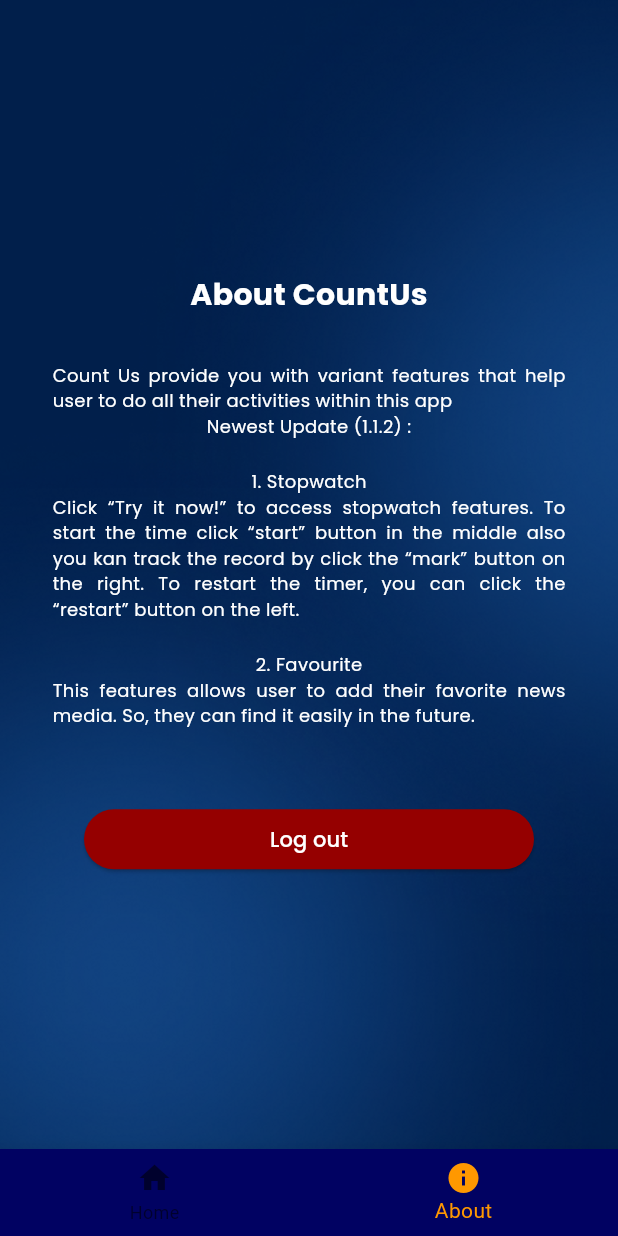
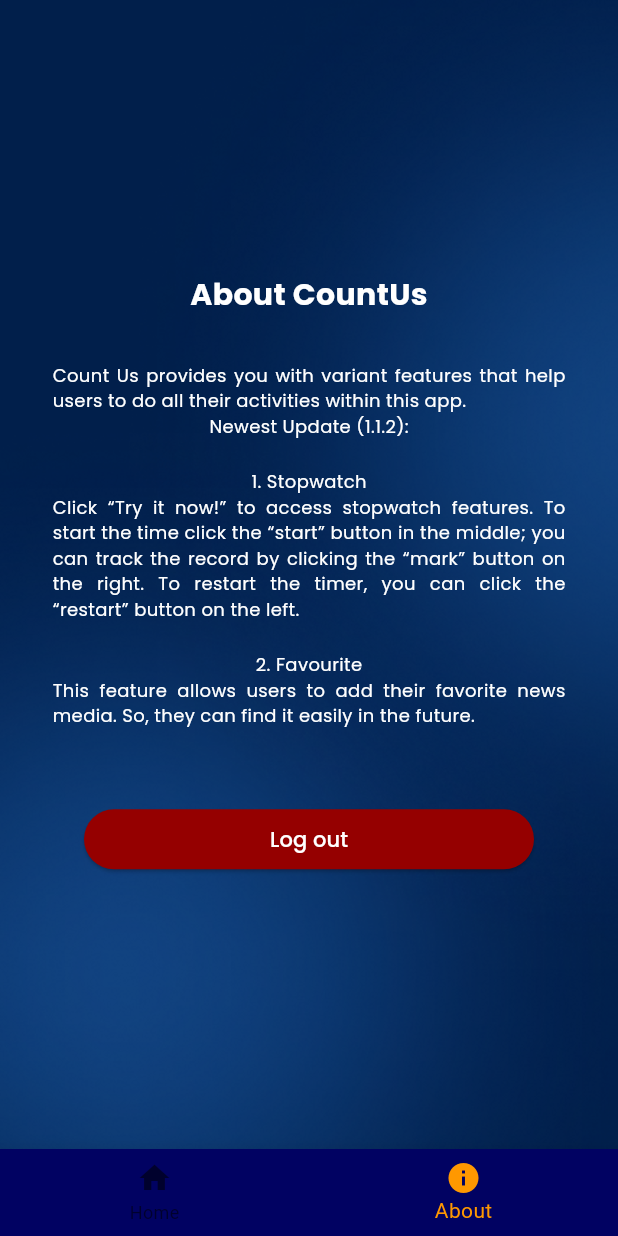
Before and after one commit to stvenlionel567/CountUs, a Flutter app: the HomePage screen opened directly, item 2 of the bottom bar chosen, on a phone screen of 412 x 824 dp. Run offline on Flutter 3.47's test engine with Material 3 defaults, Android fonts, the phone set to English and light mode, and no system bars; our stand-ins replace carousel_slider, firebase_auth, firebase_core, get, google_fonts; accounts and stored records are empty.

```diff
--- a/lib/screens/about.dart
+++ b/lib/screens/about.dart
@@ -1,8 +1,6 @@
-// ignore_for_file: prefer_const_constructors
-
 import 'package:flutter/material.dart';
 import 'package:google_fonts/google_fonts.dart';
-
+import 'package:satu/features/authentication/login/screens/login_screen.dart';
 class AboutPage extends StatelessWidget {
   const AboutPage({super.key});
 
@@ -10,7 +8,7 @@ class AboutPage extends StatelessWidget {
   Widget build(BuildContext context) {
     return Container(
       width: double.infinity,
-      decoration: BoxDecoration(
+      decoration: const BoxDecoration(
         image: DecorationImage(
           image: AssetImage('assets/images/homepage.png'),
           fit: BoxFit.cover,
@@ -29,13 +27,11 @@ class AboutPage extends StatelessWidget {
                   color: Colors.white),
               textAlign: TextAlign.center,
             ),
-            SizedBox(
-              height: 30,
-            ),
+            const SizedBox(height: 30),
             Padding(
               padding: const EdgeInsets.symmetric(horizontal: 15.0),
               child: Text(
-                "Count Us provide you with variant features that help user to do all their activities within this app",
+                "Count Us provides you with variant features that help users to do all their activities within this app.",
                 style: GoogleFonts.poppins(
                   fontSize: 12,
                   color: Colors.white,
@@ -46,7 +42,7 @@ class AboutPage extends StatelessWidget {
             Padding(
               padding: const EdgeInsets.symmetric(horizontal: 15.0),
               child: Text(
-                "Newest Update (1.1.2) :",
+                "Newest Update (1.1.2):",
                 style: GoogleFonts.poppins(
                   fontSize: 12,
                   color: Colors.white,
@@ -54,7 +50,7 @@ class AboutPage extends StatelessWidget {
                 textAlign: TextAlign.justify,
               ),
             ),
-            SizedBox(height: 20),
+            const SizedBox(height: 20),
             Padding(
               padding: const EdgeInsets.symmetric(horizontal: 15.0),
               child: Column(
@@ -68,7 +64,7 @@ class AboutPage extends StatelessWidget {
                     ),
                   ),
                   Text(
-                    "Click “Try it now!” to access stopwatch features. To start the time click “start” button in the middle also you kan track the record by click the “mark” button on the right. To restart the timer, you can click the “restart” button on the left.",
+                    "Click “Try it now!” to access stopwatch features. To start the time click the “start” button in the middle; you can track the record by clicking the “mark” button on the right. To restart the timer, you can click the “restart” button on the left.",
                     style: GoogleFonts.poppins(
                       fontSize: 12,
                       color: Colors.white,
@@ -78,7 +74,7 @@ class AboutPage extends StatelessWidget {
                 ],
               ),
             ),
-            SizedBox(height: 20),
+            const SizedBox(height: 20),
             Padding(
               padding: const EdgeInsets.symmetric(horizontal: 15.0),
               child: Column(
@@ -92,7 +88,7 @@ class AboutPage extends StatelessWidget {
                     ),
                   ),
                   Text(
-                    "This features allows user to add their favorite news media. So, they can find it easily in the future.",
+                    "This feature allows users to add their favorite news media. So, they can find it easily in the future.",
                     style: GoogleFonts.poppins(
                       fontSize: 12,
                       color: Colors.white,
@@ -102,20 +98,25 @@ class AboutPage extends StatelessWidget {
                 ],
               ),
             ),
-            SizedBox(
-              height: 50,
-            ),
+            const SizedBox(height: 50),
             SizedBox(
               width: 300,
               child: ElevatedButton(
                 style: ElevatedButton.styleFrom(
                   backgroundColor: const Color.fromARGB(255, 149, 0, 0),
                 ),
-                  onPressed: () {},
+                onPressed: () {
+                  // Navigasi ke halaman login
+                  Navigator.pushReplacement(
+                    context,
+                    MaterialPageRoute(builder: (context) => const LoginScreen()),
+                  );
+                },
                 child: Text(
                   "Log out",
                   style: GoogleFonts.poppins(color: Colors.white),
-                  )),
+                ),
+              ),
             ),
           ],
         ),
--- a/lib/screens/stopwatch.dart
+++ b/lib/screens/stopwatch.dart
@@ -5,6 +5,8 @@ import 'package:flutter/material.dart';
 import 'package:google_fonts/google_fonts.dart';
 
 class StopwatchPage extends StatefulWidget {
+  const StopwatchPage({super.key});
+
   @override
   _StopwatchPageState createState() => _StopwatchPageState();
 }
@@ -12,7 +14,7 @@ class StopwatchPage extends StatefulWidget {
 class _StopwatchPageState extends State<StopwatchPage> {
   late Stopwatch _stopwatch;
   late Timer _timer;
-  List<String> _lapTimes = [];
+  final List<String> _lapTimes = [];
   String displayTime = "00:00:00:00";
 
   @override
```
Also changed, not shown: lib/features/authentication/login/controllers/login_controller.dart (+24 -6 lines), lib/features/authentication/login/screens/login_screen.dart (+6 -1 lines), lib/main.dart (+7 -9 lines), lib/screens/homepage.dart (+6 -1 lines), 3 other files. Lines whose indentation alone changed are shown as unchanged.
